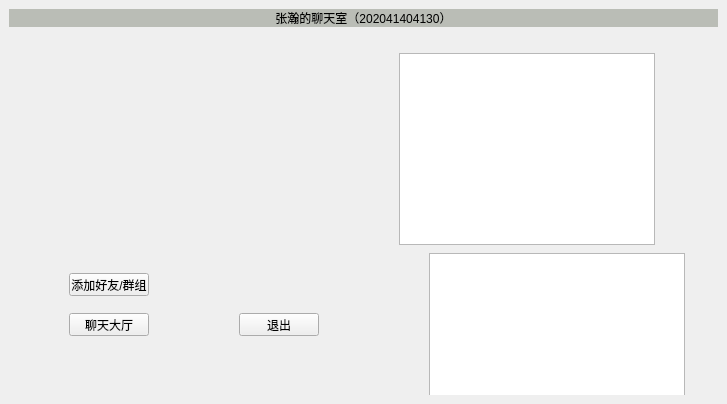
This is ChatClient/mainwindow.ui in AChangAZha/QtChat as Qt 5 draws it before an edit. The edited form follows.
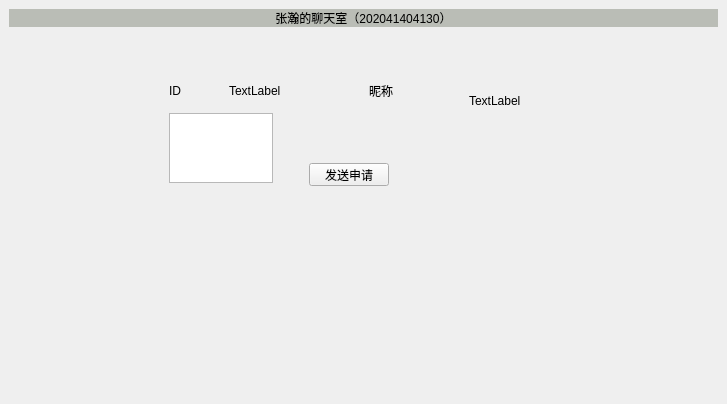
This is the edited form. The open tabs and pages were chosen to show the change.

Patch:
```diff
--- a/ChatClient/mainwindow.ui
+++ b/ChatClient/mainwindow.ui
@@ -366,6 +366,128 @@
         </property>
        </widget>
       </widget>
+      <widget class="QWidget" name="addPage">
+       <widget class="QPushButton" name="search">
+        <property name="geometry">
+         <rect>
+          <x>430</x>
+          <y>110</y>
+          <width>80</width>
+          <height>23</height>
+         </rect>
+        </property>
+        <property name="text">
+         <string>查询</string>
+        </property>
+       </widget>
+       <widget class="QListWidget" name="resList">
+        <property name="geometry">
+         <rect>
+          <x>180</x>
+          <y>160</y>
+          <width>256</width>
+          <height>192</height>
+         </rect>
+        </property>
+       </widget>
+       <widget class="QLineEdit" name="searchEdit">
+        <property name="geometry">
+         <rect>
+          <x>190</x>
+          <y>110</y>
+          <width>113</width>
+          <height>23</height>
+         </rect>
+        </property>
+       </widget>
+       <widget class="QListWidget" name="applyList">
+        <property name="geometry">
+         <rect>
+          <x>450</x>
+          <y>160</y>
+          <width>256</width>
+          <height>192</height>
+         </rect>
+        </property>
+       </widget>
+      </widget>
+      <widget class="QWidget" name="sendPage">
+       <widget class="QTextEdit" name="sendEdit">
+        <property name="geometry">
+         <rect>
+          <x>160</x>
+          <y>80</y>
+          <width>104</width>
+          <height>70</height>
+         </rect>
+        </property>
+       </widget>
+       <widget class="QPushButton" name="sendBtn">
+        <property name="geometry">
+         <rect>
+          <x>300</x>
+          <y>130</y>
+          <width>80</width>
+          <height>23</height>
+         </rect>
+        </property>
+        <property name="text">
+         <string>发送申请</string>
+        </property>
+       </widget>
+       <widget class="QLabel" name="label">
+        <property name="geometry">
+         <rect>
+          <x>160</x>
+          <y>50</y>
+          <width>59</width>
+          <height>15</height>
+         </rect>
+        </property>
+        <property name="text">
+         <string>ID</string>
+        </property>
+       </widget>
+       <widget class="QLabel" name="label_5">
+        <property name="geometry">
+         <rect>
+          <x>360</x>
+          <y>50</y>
+          <width>59</width>
+          <height>15</height>
+         </rect>
+        </property>
+        <property name="text">
+         <string>昵称</string>
+        </property>
+       </widget>
+       <widget class="QLabel" name="idLabel">
+        <property name="geometry">
+         <rect>
+          <x>220</x>
+          <y>50</y>
+          <width>59</width>
+          <height>15</height>
+         </rect>
+        </property>
+        <property name="text">
+         <string>TextLabel</string>
+        </property>
+       </widget>
+       <widget class="QLabel" name="usernameLabel">
+        <property name="geometry">
+         <rect>
+          <x>460</x>
+          <y>60</y>
+          <width>59</width>
+          <height>15</height>
+         </rect>
+        </property>
+        <property name="text">
+         <string>TextLabel</string>
+        </property>
+       </widget>
+      </widget>
      </widget>
     </item>
    </layout>
```
Left out of the diff: 9 changed lines with no effect on the pictures.
